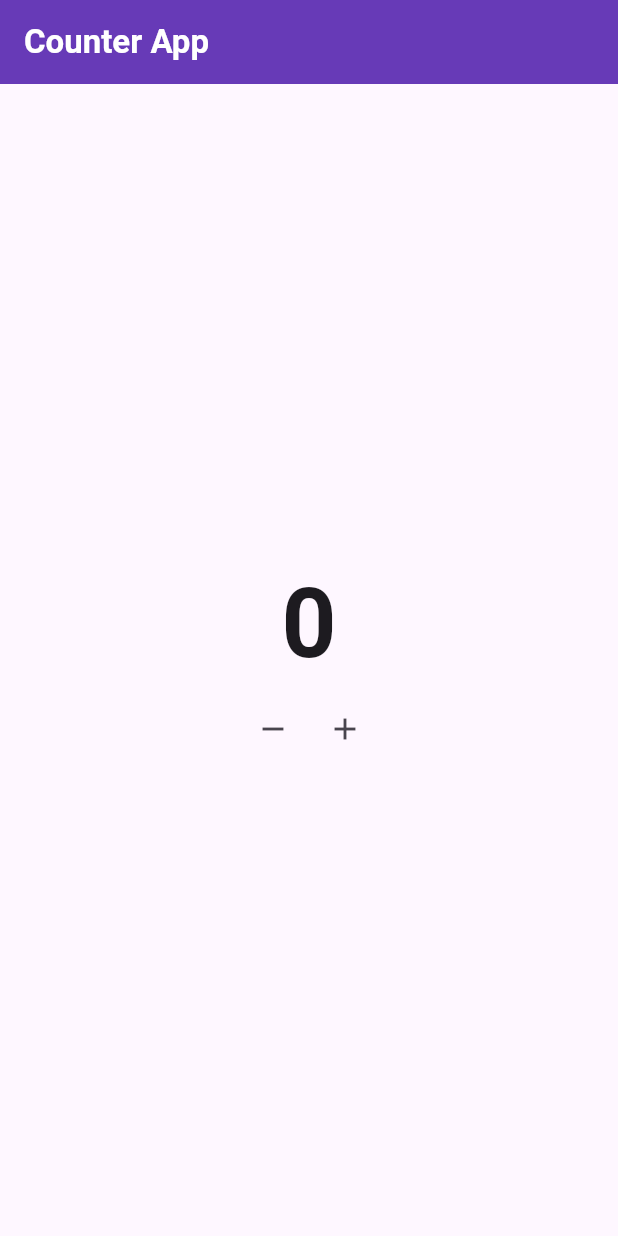
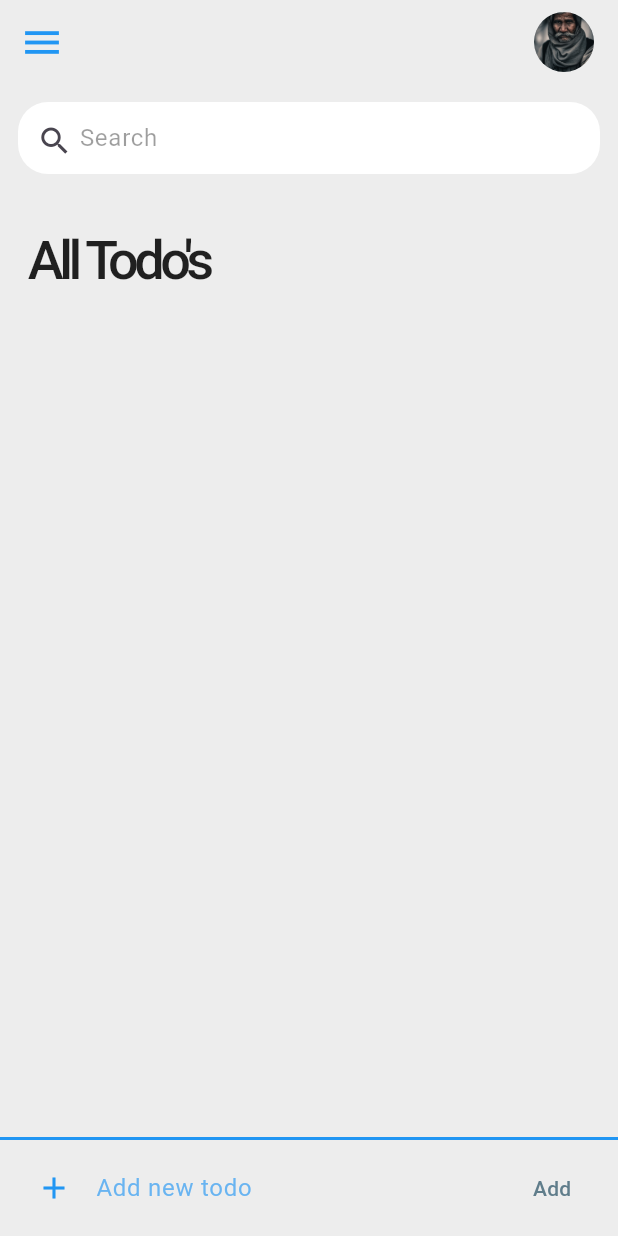
Before and after one commit to bedirhan-1/first_app, a Flutter app: the screen it shows after launch, on a phone screen of 412 x 824 dp. Run offline on Flutter 3.47's test engine with Material 3 defaults, Android fonts, the phone set to English and light mode, and no system bars.

Commit message:
initial commit

```diff
--- /dev/null
+++ b/lib/constants/Colors.dart
@@ -0,0 +1,3 @@
+import 'package:flutter/material.dart';
+
+const Color bg = Color.fromARGB(255, 237, 237, 237);
--- a/lib/main.dart
+++ b/lib/main.dart
@@ -1,88 +1,10 @@
 import 'package:flutter/material.dart';
 
+import 'to_do_app.dart';
+
+// import 'counter_app.dart';
+
 void main() {
-  runApp(const CounterApp());
+  // runApp(const CounterApp());
+  runApp(const ToDoApp());
 }
-
-class CounterApp extends StatelessWidget {
-  const CounterApp({super.key});
-
-  @override
-  Widget build(BuildContext context) {
-    return MaterialApp(
-      debugShowCheckedModeBanner: false,
-      theme: ThemeData(
-        colorScheme: ColorScheme.fromSeed(
-          seedColor: Colors.deepPurple,
-          brightness: Brightness.light,
-        ),
-      ),
-      home: Scaffold(
-        appBar: AppBar(
-          title: Text(
-            "Counter App",
-            style: TextStyle(fontWeight: FontWeight.bold, color: Colors.white),
-          ),
-          backgroundColor: Colors.deepPurple,
-        ),
-        body: CounterScreen(),
-      ),
-    );
-  }
-}
-
-class CounterScreen extends StatefulWidget {
-  const CounterScreen({super.key});
-
-  @override
-  State<CounterScreen> createState() => _CounterScreenState();
-}
-
-class _CounterScreenState extends State<CounterScreen> {
-  int counter = 0;
-
-  // sayacın değerini güncellemek için bir tane
-  // arttırma bir tane de azaltma fonksiyonu yazacağım
-
-  // setState fonksiyonu benim widget'ımı güncellememi sağlıyor.
-  // eğer setState içinde yazmazsam widget güncellenmez.
-
-  // azaltma fonksiyonu:
-  void decrement() {
-    setState(() {
-      counter--;
-    });
-  }
-
-  // arttırma fonksiyonu:
-  void increment() {
-    setState(() {
-      counter++;
-    });
-  }
-
-  @override
-  Widget build(BuildContext context) {
-    return Center(
-      child: Column(
-        mainAxisSize: MainAxisSize.min,
-        children: [
-          Text(
-            counter.toString(),
-            style: TextStyle(fontSize: 64, fontWeight: FontWeight.bold),
-          ),
-          Row(
-            mainAxisSize: MainAxisSize.min,
-            children: [
-              IconButton(
-                onPressed: () => decrement(),
-                icon: Icon(Icons.remove),
-              ),
-              IconButton(onPressed: () => increment(), icon: Icon(Icons.add)),
-            ],
-          ),
-        ],
-      ),
-    );
-  }
-}
--- /dev/null
+++ b/lib/model/todo.dart
@@ -0,0 +1,17 @@
+class Todo {
+  String id;
+  String title;
+  String? description;
+  bool isDone;
+
+  Todo({
+    required this.id,
+    required this.title,
+    this.description,
+    this.isDone = false,
+  });
+
+  static List<Todo> todoList() {
+    return [];
+  }
+}
--- /dev/null
+++ b/lib/screens/home.dart
@@ -0,0 +1,170 @@
+import 'package:first_app/constants/Colors.dart';
+import 'package:first_app/model/todo.dart';
+
+import '../widgets/to_do_item.dart';
+import 'package:flutter/material.dart';
+
+class Home extends StatefulWidget {
+  const Home({super.key});
+
+  @override
+  State<Home> createState() => _HomeState();
+}
+
+class _HomeState extends State<Home> {
+  final todolist = Todo.todoList();
+  List<Todo> foundList = [];
+  final _textFieldController = TextEditingController();
+
+  handleToggleTodo(Todo todo) {
+    setState(() {
+      todo.isDone = !todo.isDone;
+    });
+  }
+
+  handleDeleteTodo(Todo todo) {
+    setState(() {
+      todolist.remove(todo);
+    });
+  }
+
+  handleNewTodo(String title) {
+    setState(() {
+      if (title.trim().isNotEmpty) {
+        todolist.add(
+          Todo(id: DateTime.now().millisecond.toString(), title: title),
+        );
+        _textFieldController.clear();
+      }
+
+      _textFieldController.clear();
+    });
+  }
+
+  void runFilter(String searchText) {
+    List<Todo> results = [];
+    if (searchText.isEmpty) {
+      results = todolist;
+    } else {
+      results = todolist
+          .where(
+            (item) =>
+                item.title.toLowerCase().contains(searchText.toLowerCase()),
+          )
+          .toList();
+    }
+
+    setState(() {
+      foundList = results;
+    });
+  }
+
+  @override
+  void initState() {
+    foundList = todolist;
+    super.initState();
+  }
+
+  @override
+  Widget build(BuildContext context) {
+    return Container(
+      color: bg,
+      child: Column(
+        children: [
+          Container(
+            margin: EdgeInsets.all(12),
+            padding: EdgeInsets.symmetric(horizontal: 12),
+            decoration: BoxDecoration(
+              color: Colors.white,
+              borderRadius: BorderRadius.all(Radius.circular(20)),
+            ),
+            child: TextField(
+              onChanged: (value) => runFilter(value),
+              decoration: InputDecoration(
+                contentPadding: EdgeInsets.all(0),
+                prefixIcon: Icon(Icons.search),
+                prefixIconConstraints: BoxConstraints(
+                  maxHeight: 20,
+                  minWidth: 25,
+                ),
+                border: InputBorder.none,
+                hintText: "Search",
+                hintStyle: TextStyle(color: Colors.black38),
+              ),
+            ),
+          ),
+          Expanded(
+            child: ListView(
+              padding: EdgeInsets.all(20),
+              children: [
+                Container(
+                  margin: EdgeInsets.only(bottom: 10),
+                  child: Text(
+                    "All Todo's",
+                    style: TextStyle(
+                      color: Colors.black87,
+                      fontSize: 36,
+                      fontWeight: FontWeight.w500,
+                      letterSpacing: -3,
+                    ),
+                  ),
+                ),
+                for (var todo in foundList)
+                  ToDoItem(
+                    todo: todo,
+                    onTodoChanged: () {
+                      handleToggleTodo(todo);
+                    },
+                    onTodoDelete: () {
+                      handleDeleteTodo(todo);
+                    },
+                  ),
+              ],
+            ),
+          ),
+          SafeArea(
+            child: Container(
+              decoration: BoxDecoration(
+                border: Border(top: BorderSide(width: 2, color: Colors.blue)),
+              ),
+              child: Padding(
+                padding: const EdgeInsets.symmetric(horizontal: 12.0),
+                child: Row(
+                  mainAxisSize: MainAxisSize.max,
+                  children: [
+                    Expanded(
+                      child: TextField(
+                        onChanged: (value) => setState(() {}),
+                        controller: _textFieldController,
+                        decoration: InputDecoration(
+                          hintText: "Add new todo",
+                          hintStyle: TextStyle(
+                            color: const Color.fromARGB(165, 33, 149, 243),
+                          ),
+                          border: InputBorder.none,
+                          contentPadding: EdgeInsets.all(20),
+                          prefixIcon: Icon(Icons.add, color: Colors.blue),
+                        ),
+                      ),
+                    ),
+                    TextButton(
+                      onPressed: () => handleNewTodo(_textFieldController.text),
+                      child: Text(
+                        "Add",
+                        style: TextStyle(
+                          color: _textFieldController.text.isEmpty
+                              ? Colors.blueGrey
+                              : Colors.blue,
+                        ),
+                      ),
+                    ),
+                  ],
+                ),
+              ),
+            ),
+          ),
+        ],
+      ),
+    );
+  }
+}
--- /dev/null
+++ b/lib/to_do_app.dart
@@ -0,0 +1,74 @@
+import 'package:first_app/constants/Colors.dart';
+import 'package:flutter/material.dart';
+
+import 'screens/home.dart';
+
+class ToDoApp extends StatelessWidget {
+  const ToDoApp({super.key});
+
+  @override
+  Widget build(BuildContext context) {
+    return MaterialApp(
+      theme: ThemeData(
+        splashFactory: NoSplash.splashFactory,
+        splashColor: Colors.transparent,
+      ),
+      debugShowCheckedModeBanner: false,
+      home: Scaffold(
+        appBar: _buidAppBar(),
+        body: Home(),
+        drawer: Drawer(
+          shape: const RoundedRectangleBorder(
+            borderRadius: BorderRadius.all(Radius.zero),
+          ),
+          child: SafeArea(
+            child: Column(
+              children: [
+                ListTile(
+                  title: const Text('Item 1'),
+                  onTap: () {
+                    // Update the state of the app.
+                    // ...
+                  },
+                ),
+                ListTile(title: const Text('Item 2'), onTap: () {}),
+              ],
+            ),
+          ),
+        ),
+      ),
+    );
+  }
+
+  AppBar _buidAppBar() {
+    return AppBar(
+      backgroundColor: bg,
+      scrolledUnderElevation: 0,
+      leading: Builder(
+        builder: (context) => IconButton(
+          icon: const Icon(Icons.menu),
+          color: Colors.blue,
+          iconSize: 30,
+          splashColor: Colors.transparent, // 🔇 ripple yok
+          highlightColor: Colors.transparent,
+          onPressed: () {
+            Scaffold.of(context).openDrawer();
+          },
+        ),
+      ),
+      title: Row(
+        mainAxisAlignment: MainAxisAlignment.end,
+        children: [
+          SizedBox(
+            width: 40,
+            height: 40,
+            child: ClipRRect(
+              borderRadius: BorderRadius.circular(20),
+              child: Image.asset("images/avatar.jpg", fit: BoxFit.cover),
+            ),
+          ),
+        ],
+      ),
+    );
+  }
+}
--- a/pubspec.yaml
+++ b/pubspec.yaml
@@ -34,6 +34,7 @@ dependencies:
   # The following adds the Cupertino Icons font to your application.
   # Use with the CupertinoIcons class for iOS style icons.
   cupertino_icons: ^1.0.8
+  http: ^1.4.0
 
 dev_dependencies:
   flutter_test:
@@ -60,6 +61,7 @@ flutter:
   # To add assets to your application, add an assets section, like this:
   assets:
     - images/manzara.jpg
+    - images/avatar.jpg
   #   - images/a_dot_burr.jpeg
   #   - images/a_dot_ham.jpeg
 
```
Also changed, not shown: lib/counter_app.dart (added, +84 -0 lines), lib/widgets/to_do_item.dart (added, +59 -0 lines), images/avatar.jpg (added), pubspec.lock, 1 other file.
